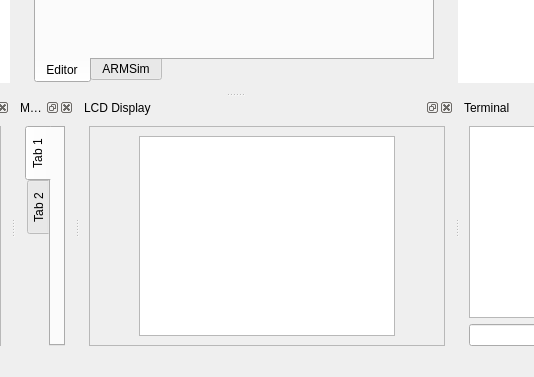
This is qtarmsim/ui/mainwindow.ui in barrachi/qtarmsim as Qt 5 draws it before an edit; both pictures show x 228 to 762 and y 335 to 712 of the 925 by 712 pixel window. The edited form follows.
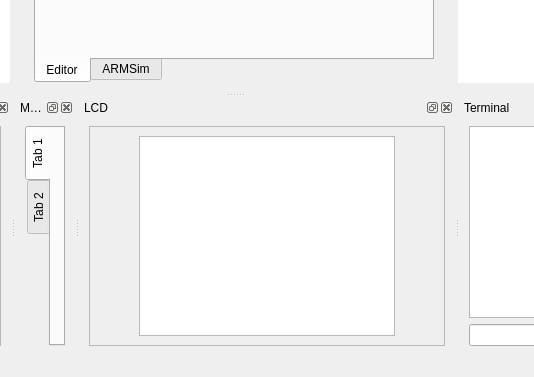
This is the edited form. Icons and pictures are not drawn. Custom widgets are drawn as their Qt base class.

Commit message: Refactored menu_Window to menuView, menu_Edit to menuEdit, and LCD Display to LCD

Patch:
```diff
--- a/qtarmsim/ui/mainwindow.ui
+++ b/qtarmsim/ui/mainwindow.ui
@@ -428,7 +428,7 @@
     <string>The LCD Display shows the output of a simulated LCD Display Device</string>
    </property>
    <property name="windowTitle">
-    <string>LCD Display</string>
+    <string>LCD</string>
    </property>
    <attribute name="dockWidgetArea">
     <number>8</number>
```
Left out of the diff: 21 changed lines with no effect on the pictures. The commit also changes 5 other files.
